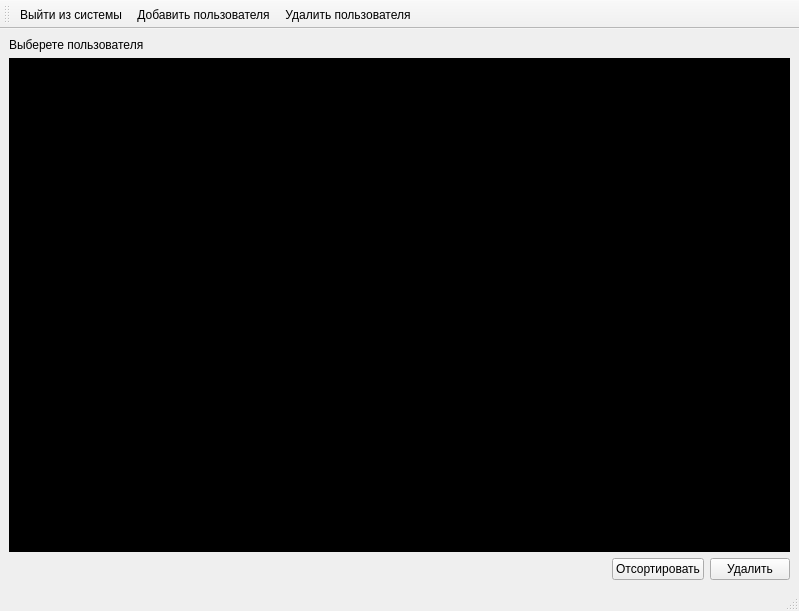
This is Source/MDKP/adminwindowdeluser.ui in striction10/MDKP as Qt 5 draws it before an edit. The edited form follows.
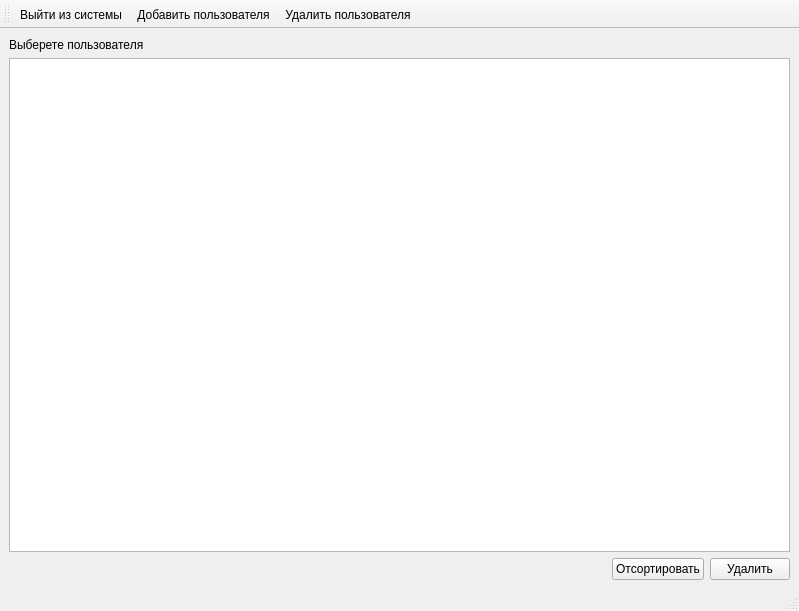
This is the edited form.

What changed in the file:
```diff
--- a/Source/MDKP/adminwindowdeluser.ui
+++ b/Source/MDKP/adminwindowdeluser.ui
@@ -26,11 +26,24 @@
      <widget class="QTableView" name="tableViewUsers">
       <property name="styleSheet">
        <string notr="true">QTableView {
-    background-color: black;
-    alternate-background-color: #545454;
+    selection-background-color: qlineargradient(x1: 0, y1: 0, x2: 0.5, y2: 0.5,
+                                stop: 0 DarkCyan);
 }
 
-</string>
+QHeaderView::section {
+	 border: 0.5px solid #C2C7CB;
+	 padding-left: 4px;
+	 background: qlineargradient(x1: 0, y1: 0, x2: 0, y2: 1,
+                                 stop: 0 #59AAFC);
+}
+
+QTableView::item
+{
+  border: 0px;
+}</string>
+      </property>
+      <property name="autoScrollMargin">
+       <number>16</number>
       </property>
      </widget>
     </item>
```
